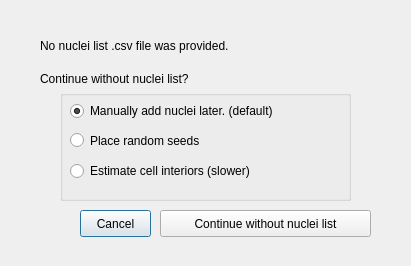
ddiana/CellECT, file CellECT/gui/nuclei_options_layout.ui: the form before one commit.
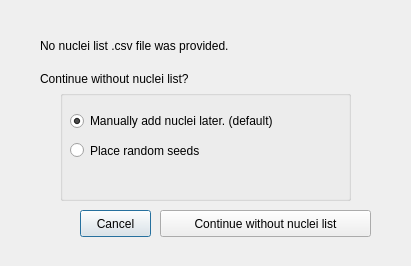
The form after the commit.

The edit to the form file:
```diff
--- a/CellECT/gui/nuclei_options_layout.ui
+++ b/CellECT/gui/nuclei_options_layout.ui
@@ -61,7 +61,7 @@
     <property name="geometry">
      <rect>
       <x>10</x>
-      <y>40</y>
+      <y>50</y>
       <width>251</width>
       <height>21</height>
      </rect>
@@ -70,24 +70,11 @@
      <string>Place random seeds</string>
     </property>
    </widget>
-   <widget class="QRadioButton" name="radioButton_estimate">
-    <property name="geometry">
-     <rect>
-      <x>10</x>
-      <y>70</y>
-      <width>251</width>
-      <height>22</height>
-     </rect>
-    </property>
-    <property name="text">
-     <string>Estimate cell interiors (slower)</string>
-    </property>
-   </widget>
    <widget class="QRadioButton" name="radioButton_no_nuclei">
     <property name="geometry">
      <rect>
       <x>10</x>
-      <y>10</y>
+      <y>20</y>
       <width>261</width>
       <height>22</height>
      </rect>
```
